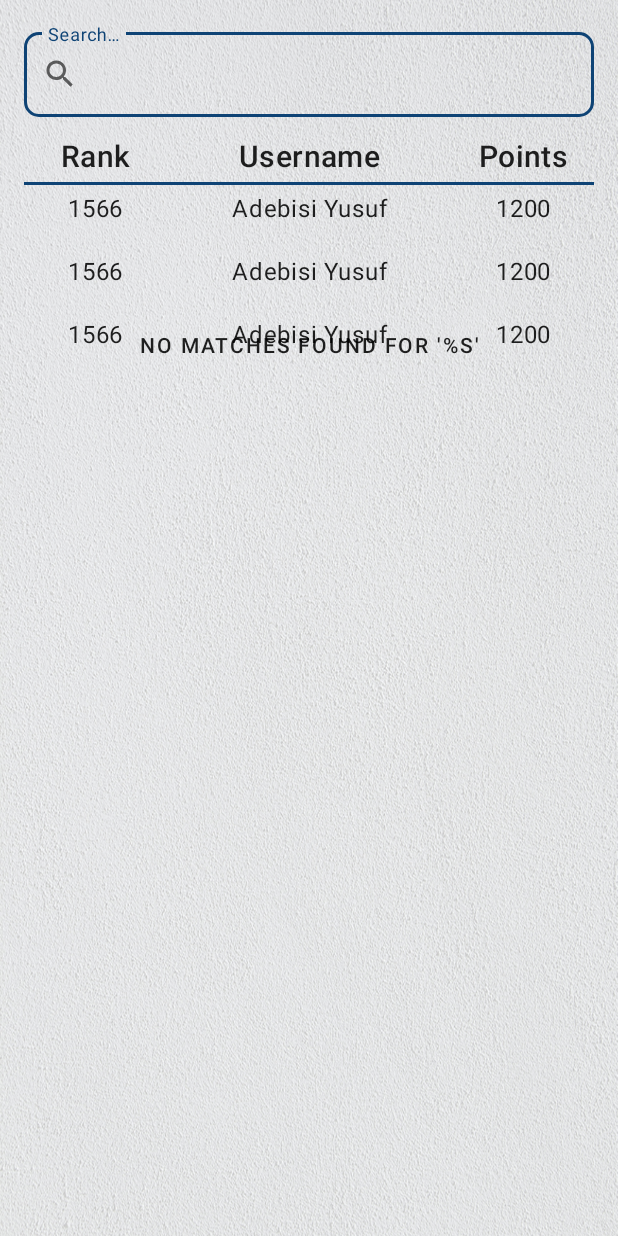
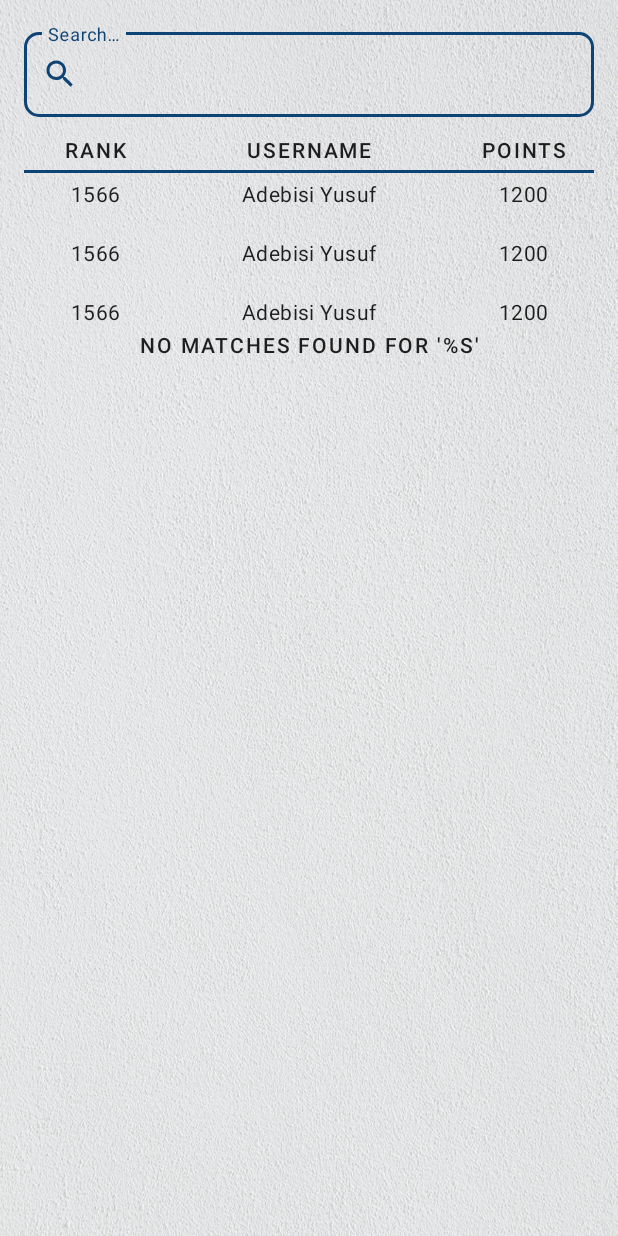
Before and after one commit to codewithade/TaccolationMobileApp, an Android app: the layout fragment_leader_board.xml on its own in the app's theme, with its tools: preview values and no code run, on a phone screen of 412 x 824 dp. Run offline under Robolectric (Android 15) with nearby library versions, the phone set to English and light mode, and no system bars.

Commit message:
fixed dark theme and style

```diff
--- a/app/src/main/res/layout/fragment_leader_board.xml
+++ b/app/src/main/res/layout/fragment_leader_board.xml
@@ -36,7 +36,7 @@
             android:gravity="center"
             android:padding="@dimen/view_margin"
             android:text="@string/rank_title"
-            android:textAppearance="?attr/textAppearanceHeadline6"
+            android:textAppearance="?attr/textAppearanceButton"
             app:layout_constraintBottom_toTopOf="@id/view"
             app:layout_constraintEnd_toStartOf="@id/username"
             app:layout_constraintHorizontal_weight="1"
@@ -50,7 +50,7 @@
             android:gravity="center"
             android:padding="@dimen/view_margin"
             android:text="@string/username_title"
-            android:textAppearance="?attr/textAppearanceHeadline6"
+            android:textAppearance="?attr/textAppearanceButton"
             app:layout_constraintBottom_toBottomOf="@id/rank"
             app:layout_constraintEnd_toStartOf="@id/points"
             app:layout_constraintHorizontal_weight="2"
@@ -64,7 +64,7 @@
             android:gravity="center"
             android:padding="@dimen/view_margin"
             android:text="@string/points_earned_title"
-            android:textAppearance="?attr/textAppearanceHeadline6"
+            android:textAppearance="?attr/textAppearanceButton"
             app:layout_constraintBottom_toBottomOf="@id/rank"
             app:layout_constraintEnd_toEndOf="parent"
             app:layout_constraintHorizontal_weight="1"
--- a/app/src/main/res/layout/fragment_student_course.xml
+++ b/app/src/main/res/layout/fragment_student_course.xml
@@ -5,7 +5,6 @@
         xmlns:tools="http://schemas.android.com/tools"
         android:layout_width="match_parent"
         android:layout_height="match_parent"
-        android:background="@drawable/bg"
         android:padding="@dimen/app_padding"
         tools:context=".app.ui.studentprofile.StudentCourse">
 
--- a/app/src/main/res/layout/fragment_student_profile.xml
+++ b/app/src/main/res/layout/fragment_student_profile.xml
@@ -24,7 +24,7 @@
             android:id="@+id/view_pager"
             android:layout_width="0dp"
             android:layout_height="0dp"
-            android:background="?attr/colorOnPrimary"
+            android:background="@drawable/bg"
             app:layout_anchor="@id/tab_layout"
             app:layout_constraintBottom_toBottomOf="parent"
             app:layout_constraintEnd_toEndOf="parent"
--- a/app/src/main/res/layout/item_leaderboard.xml
+++ b/app/src/main/res/layout/item_leaderboard.xml
@@ -23,7 +23,7 @@
             android:gravity="center_horizontal|center_vertical"
             android:padding="@dimen/view_margin"
             android:text="@{String.valueOf(item.rank)}"
-            android:textAppearance="?attr/textAppearanceBody1"
+            android:textAppearance="?attr/textAppearanceBody2"
             app:layout_constraintBottom_toBottomOf="parent"
             app:layout_constraintEnd_toStartOf="@id/username"
             app:layout_constraintHorizontal_weight="1"
@@ -37,7 +37,7 @@
             android:layout_height="wrap_content"
             android:gravity="center_horizontal|center_vertical"
             android:padding="@dimen/view_margin"
-            android:textAppearance="?attr/textAppearanceBody1"
+            android:textAppearance="?attr/textAppearanceBody2"
             app:layout_constraintBottom_toBottomOf="parent"
             app:layout_constraintEnd_toStartOf="@id/points"
             app:layout_constraintHorizontal_weight="2"
@@ -53,7 +53,7 @@
             android:gravity="center_horizontal|center_vertical"
             android:padding="@dimen/view_margin"
             android:text="@{String.valueOf(item.points)}"
-            android:textAppearance="?attr/textAppearanceBody1"
+            android:textAppearance="?attr/textAppearanceBody2"
             app:layout_constraintBottom_toBottomOf="parent"
             app:layout_constraintEnd_toEndOf="parent"
             app:layout_constraintHorizontal_weight="1"
--- a/app/src/main/res/values-night/styles.xml
+++ b/app/src/main/res/values-night/styles.xml
@@ -80,6 +80,7 @@
         <item name="boxStrokeColor">@color/outline_stroke_color</item>
         <item name="hintTextColor">@color/outline_stroke_color</item>
         <item name="android:textColorHint">@color/indicator_text_color</item>
+        <item name="startIconTint">?attr/colorOnPrimary</item>
     </style>
 
     <style name="Widget.MyApp.DashboardTextView" parent="Widget.MaterialComponents.TextView">
--- a/app/src/main/res/values/styles.xml
+++ b/app/src/main/res/values/styles.xml
@@ -77,6 +77,7 @@
         <item name="boxCornerRadiusBottomStart">@dimen/box_corner_radius</item>
         <item name="boxCornerRadiusTopStart">@dimen/box_corner_radius</item>
         <item name="boxCornerRadiusBottomEnd">@dimen/box_corner_radius</item>
+        <item name="startIconTint">?attr/colorPrimary</item>
     </style>
 
     <style name="Widget.MyApp.DashboardTextView" parent="Widget.MaterialComponents.TextView">
```
